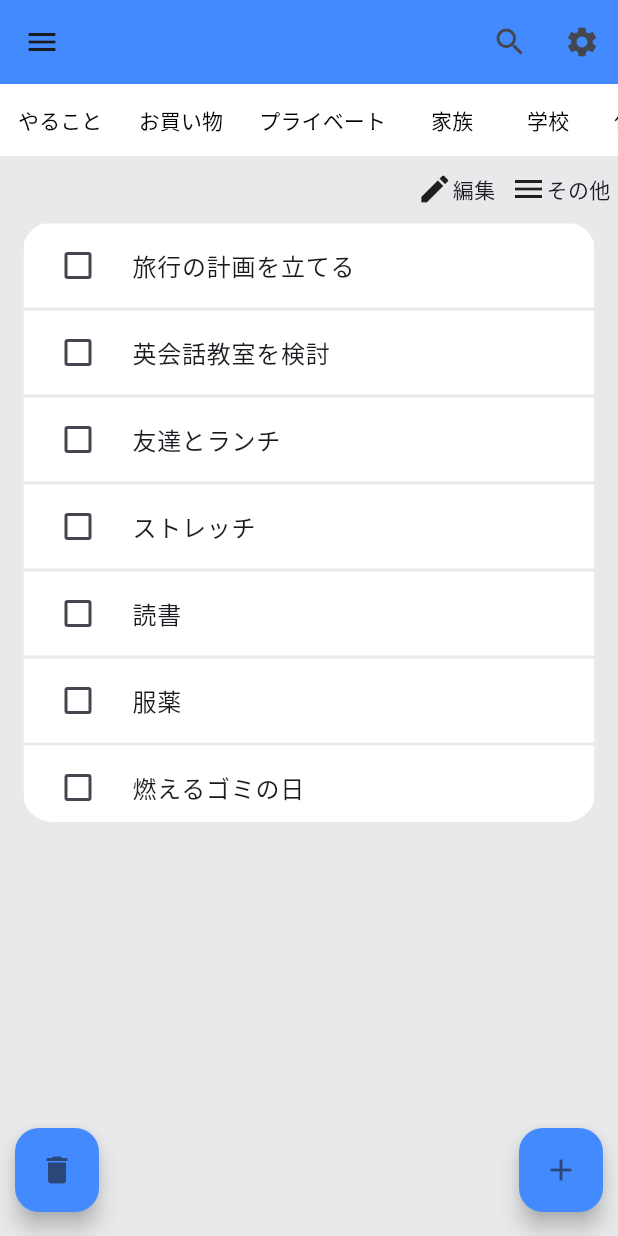
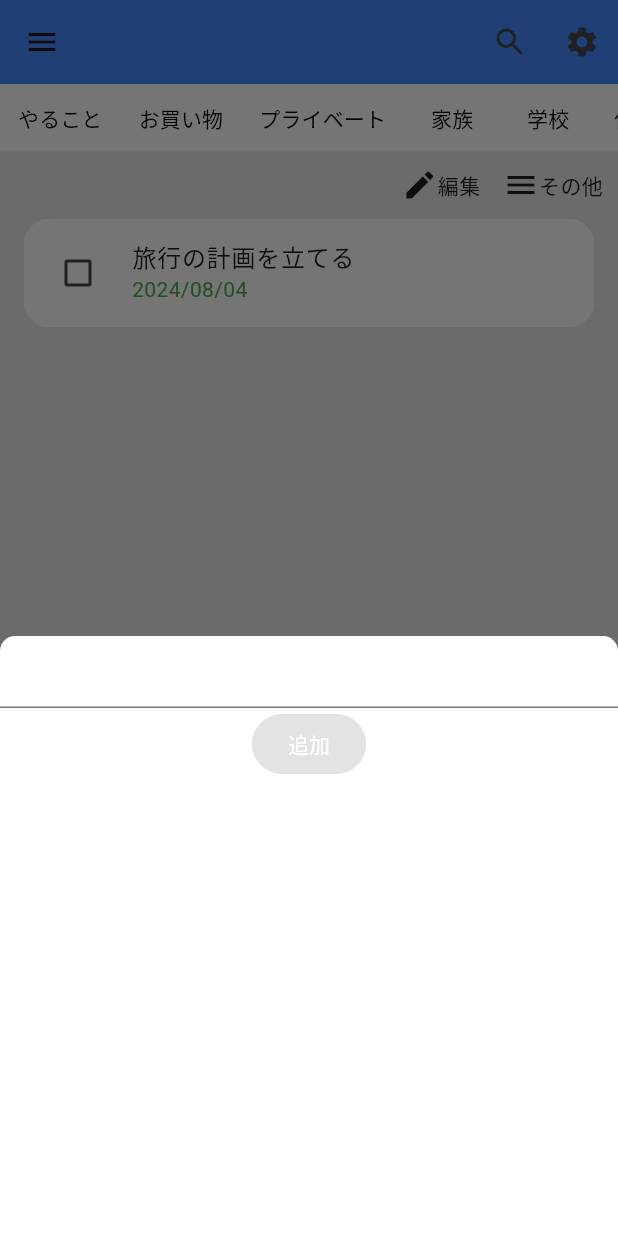
Before and after one commit to sebayashi-tomoya/demo_todo_app, a Flutter app: the screen it shows after launch, after a tap on the "add" icon, on a phone screen of 412 x 824 dp. Run offline on Flutter 3.47's test engine with Material 3 defaults, Android fonts, the light colour scheme and no system bars; our stand-ins replace flutter_riverpod, freezed_annotation, riverpod_annotation; generated files the repository leaves out were written again.

Commit message:
【08/04作業分】Todoの追加まで（テキストの入力のみ、日付入力未）、削除機能も未着手

```diff
--- /dev/null
+++ b/lib/application/state/input_text_notifier.dart
@@ -0,0 +1,27 @@
+import 'package:riverpod_annotation/riverpod_annotation.dart';
+part 'input_text_notifier.g.dart';
+
+@riverpod
+class InputTextNotifier extends _$InputTextNotifier {
+  @override
+  String build() {
+    // データ破棄時は空欄に
+    ref.onDispose((){deleteAll();});
+
+    // 最初のデータ
+    return "";
+  }
+
+  // データを変更する関数
+  void updateState(String inputText) {
+    // 変更後のデータ
+    final newState = inputText;
+    // データを上書き
+    state = newState;
+  }
+
+  // 入力欄を空欄に
+  void deleteAll(){
+    state = "";
+  }
+}
--- /dev/null
+++ b/lib/application/state/todos_notifier.dart
@@ -0,0 +1,37 @@
+import 'package:demo_todo_app/domain/types/todoItem.dart';
+import 'package:riverpod_annotation/riverpod_annotation.dart';
+part 'todos_notifier.g.dart';
+
+@riverpod
+class TodosNotifier extends _$TodosNotifier {
+  @override
+  List<TodoItem> build() {
+    // 最初のデータ
+    return [
+      TodoItem(todo: "旅行の計画を立てる", executionDate: DateTime.now(), done: false),
+      // TodoItem(todo: "英会話教室を検討", executionDate: DateTime.now(), done: false),
+      // TodoItem(todo: "友達とランチ", executionDate: DateTime.now(), done: false),
+      // TodoItem(todo: "ストレッチ", executionDate: DateTime.now(), done: false),
+      // TodoItem(todo: "読書", executionDate: DateTime.now(), done: false),
+      // TodoItem(todo: "服薬", executionDate: DateTime.now(), done: false),
+      // TodoItem(todo: "燃えるゴミの日", executionDate: DateTime.now(), done: false),
+      // TodoItem(todo: "旅行の計画を立てる", executionDate: DateTime.now(), done: false),
+      // TodoItem(todo: "英会話教室を検討", executionDate: DateTime.now(), done: false),
+      // TodoItem(todo: "友達とランチ", executionDate: DateTime.now(), done: false),
+      // TodoItem(todo: "ストレッチ", executionDate: DateTime.now(), done: false),
+      // TodoItem(todo: "読書", executionDate: DateTime.now(), done: false),
+      // TodoItem(todo: "服薬", executionDate: DateTime.now(), done: false),
+      // TodoItem(todo: "燃えるゴミの日", executionDate: DateTime.now(), done: false),
+    ];
+  }
+
+  // データを変更する関数
+  void updateState(TodoItem model) {
+    // 変更前のデータ
+    final oldState = state;
+    // 変更後のデータ
+    final newState = [...oldState, model];
+    // データを上書き
+    state = newState;
+  }
+}
--- /dev/null
+++ b/lib/application/usecases/todo_group_usecase.dart
@@ -0,0 +1,17 @@
+import 'package:demo_todo_app/presentation/widgets/todo_group.dart';
+
+class TodoGroupUsecase {
+
+  /// 単一のTodoGroupリストの作成
+  static List<TodoGroup> createTodoGroupList(List<String> groupNames) {
+      final todoGroupList = <TodoGroup>[];
+
+      for (var element in groupNames) {
+        todoGroupList.add(
+          TodoGroup(groupName: element)
+        );
+      }
+
+      return todoGroupList;
+    }
+}
--- /dev/null
+++ b/lib/application/usecases/todo_usecase.dart
@@ -0,0 +1,30 @@
+import 'package:demo_todo_app/application/state/todos_notifier.dart';
+import 'package:demo_todo_app/domain/types/todoItem.dart';
+import 'package:demo_todo_app/presentation/widgets/todo.dart';
+import 'package:flutter_riverpod/flutter_riverpod.dart';
+import 'package:intl/intl.dart';
+
+class TodoUsecase {
+
+  /// 単一のTodo作成
+  static Todo createTodo(TodoItem model) {
+    return Todo(
+      todo: model.todo,
+      executionDate: DateFormat('yyyy/MM/dd').format(model.executionDate),
+      done: model.done
+    );
+  }
+
+  /// Todoのリスト作成
+  static List<Todo> createTodoList(List<TodoItem> models) {
+    return models.map((item) => TodoUsecase.createTodo(item)).toList();
+  }
+
+  static TodoItem toModel(String todo, DateTime executionDate, bool done) {
+    return TodoItem(
+      todo: todo,
+      executionDate: executionDate,
+      done: done
+    );
+  }
+}
--- /dev/null
+++ b/lib/presentation/pages/add_todo_bottom_sheet.dart
@@ -0,0 +1,31 @@
+import 'package:demo_todo_app/presentation/theme/app_colors.dart';
+import 'package:demo_todo_app/presentation/theme/app_size.dart';
+import 'package:demo_todo_app/presentation/widgets/add_close_button.dart';
+import 'package:demo_todo_app/presentation/widgets/input_todo_text.dart';
+import 'package:flutter/material.dart';
+
+class AddTodoBottomSheet extends StatelessWidget {
+  const AddTodoBottomSheet({super.key});
+
+  @override
+  Widget build(BuildContext context) {
+    return Container(
+      height: AppSize.bottomSheetHeight,
+      decoration: const BoxDecoration(
+        color: AppColors.white,
+        borderRadius: BorderRadius.only(
+          topLeft: Radius.circular(10),
+          topRight: Radius.circular(10),
+        ),
+      ),
+      child: const Center(
+        child: Column(
+          children: [
+            InputTodoText(),
+            AddCloseButton(),
+          ],
+        )
+      ),
+    );
+  }
+}
--- a/lib/presentation/pages/main_page.dart
+++ /dev/null
@@ -1,142 +0,0 @@
-import 'package:demo_todo_app/domain/types/todoItem.dart';
-import 'package:demo_todo_app/presentation/pages/side_menu.dart';
-import 'package:demo_todo_app/presentation/widgets/search_button.dart';
-import 'package:demo_todo_app/presentation/widgets/settings_button.dart';
-import 'package:demo_todo_app/presentation/widgets/todo.dart';
-import 'package:demo_todo_app/presentation/widgets/todo_edit.dart';
-import 'package:demo_todo_app/presentation/widgets/todo_group.dart';
-import 'package:demo_todo_app/presentation/widgets/todo_others.dart';
-import 'package:flutter/material.dart';
-import '../theme/app_colors.dart';
-
-/// メイン画面
-class MainPage extends StatelessWidget {
-  const MainPage({super.key});
-
-  @override
-  Widget build(BuildContext context) {
-    // テスト用Todoリスト
-    final testTodoList = [
-      TodoItem(todo: "旅行の計画を立てる", executionDate: DateTime.now(), done: false),
-      TodoItem(todo: "英会話教室を検討", executionDate: DateTime.now(), done: false),
-      TodoItem(todo: "友達とランチ", executionDate: DateTime.now(), done: false),
-      TodoItem(todo: "ストレッチ", executionDate: DateTime.now(), done: false),
-      TodoItem(todo: "読書", executionDate: DateTime.now(), done: false),
-      TodoItem(todo: "服薬", executionDate: DateTime.now(), done: false),
-      TodoItem(todo: "燃えるゴミの日", executionDate: DateTime.now(), done: false),
-    ];
-
-    final testTodoGroupList = [
-      "やること",
-      "お買い物",
-      "プライベート",
-      "家族",
-      "学校",
-      "使い方",
-    ];
-
-    Widget createTodo(TodoItem model) {
-      return Todo(
-        todo: model.todo,
-        done: model.done
-      );
-    }
-
-    final todoList = ListView.builder(
-      itemCount: testTodoList.length,
-      itemBuilder: (c, i) => createTodo(testTodoList[i]),
-    );
-
-    List<TodoGroup> createTodoGroupList() {
-      final todoGroupList = <TodoGroup>[];
-
-      for (var element in testTodoGroupList) {
-        todoGroupList.add(
-          TodoGroup(groupName: element)
-        );
-      }
-
-      return todoGroupList;
-    }
-
-    return Scaffold(
-      backgroundColor: AppColors.mainBackground,
-
-      // 画面上部
-      drawer: const SideMenu(),
-      appBar:AppBar(
-        actions: const [
-          SerchButton(),
-          SettingsButton(),
-        ],
-        backgroundColor: AppColors.main,
-      ),
-
-      // 画面中部
-      body: Column(
-        children: [
-          // グループ欄（横スクロール）
-          Container(
-            color: Colors.white,
-            child: SingleChildScrollView(
-              scrollDirection: Axis.horizontal,
-              child: Row(
-                children: createTodoGroupList(),
-              ),
-            ),
-          ),
-
-          const Padding(
-            padding: EdgeInsets.only(top: 10, bottom: 10, right: 5),
-            child: Row(
-              mainAxisAlignment: MainAxisAlignment.end,
-              children: [
-                TodoEdit(),
-                SizedBox(width: 10),
-                TodoOthers(),
-              ],
-            ),
-          ),
-
-          // Todo一覧
-          Padding(
-            padding: const EdgeInsets.symmetric(horizontal: 15),
-            child: Container(
-              decoration: BoxDecoration(
-                color: Colors.white,
-                borderRadius: BorderRadius.circular(20), // 角を丸くする
-              ),
-              height: 400,
-              child: todoList
-            ),
-          )
-        ],
-      ),
-
-      // 画面下部ボタン（スワイプ時も固定）
-      floatingActionButtonLocation: FloatingActionButtonLocation.centerFloat,
-      floatingActionButton: Padding(
-        // 左右にpadding
-        padding: const EdgeInsets.symmetric(horizontal: 10),
-        child: Row(
-          mainAxisAlignment: MainAxisAlignment.spaceBetween,
-          children: [
-            // ゴミ箱ボタン
-            FloatingActionButton(
-              onPressed: () {},
-              backgroundColor: AppColors.main,
-              child: const Icon(Icons.delete),
-            ),
-
-            // 追加ボタン
-            FloatingActionButton(
-              onPressed: () {},
-              backgroundColor: AppColors.main,
-              child: const Icon(Icons.add),
-            ),
-          ],
-        ),
-      ),
-    );
-  }
-}
--- /dev/null
+++ b/lib/presentation/pages/main_page/main_page.dart
@@ -0,0 +1,130 @@
+import 'package:demo_todo_app/application/state/todos_notifier.dart';
+import 'package:demo_todo_app/application/usecases/todo_group_usecase.dart';
+import 'package:demo_todo_app/application/usecases/todo_usecase.dart';
+import 'package:demo_todo_app/domain/types/todoItem.dart';
+import 'package:demo_todo_app/presentation/pages/add_todo_bottom_sheet.dart';
+import 'package:demo_todo_app/presentation/pages/main_page/todo_list.dart';
+import 'package:demo_todo_app/presentation/pages/side_menu.dart';
+import 'package:demo_todo_app/presentation/theme/app_size.dart';
+import 'package:demo_todo_app/presentation/widgets/search_button.dart';
+import 'package:demo_todo_app/presentation/widgets/settings_button.dart';
+import 'package:demo_todo_app/presentation/widgets/todo_edit.dart';
+import 'package:demo_todo_app/presentation/widgets/todo_others.dart';
+import 'package:flutter/material.dart';
+import 'package:flutter_riverpod/flutter_riverpod.dart';
+import '../../theme/app_colors.dart';
+
+/// メイン画面
+class MainPage extends ConsumerWidget {
+  const MainPage({super.key});
+
+  @override
+  Widget build(BuildContext context, WidgetRef ref) {
+
+    final testTodoGroupList = [
+      "やること",
+      "お買い物",
+      "プライベート",
+      "家族",
+      "学校",
+      "使い方",
+    ];
+
+    return Scaffold(
+      backgroundColor: AppColors.mainBackground,
+
+      // 画面上部
+      drawer: const SideMenu(),
+      appBar:AppBar(
+        actions: const [
+          SerchButton(),
+          SettingsButton(),
+        ],
+        backgroundColor: AppColors.main,
+      ),
+
+      // 画面中部
+      body: Column(
+        children: [
+          // グループ欄（横スクロール）
+          Container(
+            height: AppSize.todoGroupHeight,
+            color: Colors.white,
+            child: SingleChildScrollView(
+              scrollDirection: Axis.horizontal,
+              child: Row(
+                children: TodoGroupUsecase.createTodoGroupList(testTodoGroupList),
+              ),
+            ),
+          ),
+
+          // スクロール部分
+          const Expanded(
+            child: SingleChildScrollView(
+              child: Column(
+                children: [
+                  // 編集、その他
+                  Padding(
+                    padding: EdgeInsets.all(10),
+                    child: Row(
+                      mainAxisAlignment: MainAxisAlignment.end,
+                      children: [
+                        TodoEdit(),
+                        SizedBox(width: 15),
+                        TodoOthers(),
+                      ],
+                    ),
+                  ),
+
+                  // Todo一覧
+                  Padding(
+                    padding: EdgeInsets.symmetric(horizontal: 15),
+                    child: TodoList(),
+                  ),
+                ],
+              ),
+            ),
+          ),
+        ],
+      ),
+
+      // 画面下部ボタン（スワイプ時も固定）
+      floatingActionButtonLocation: FloatingActionButtonLocation.centerFloat,
+      floatingActionButton: Padding(
+        // 左右にpadding
+        padding: const EdgeInsets.symmetric(horizontal: 10),
+        child: Row(
+          mainAxisAlignment: MainAxisAlignment.spaceBetween,
+          children: [
+            // ゴミ箱ボタン
+            FloatingActionButton(
+              onPressed: () {},
+              backgroundColor: AppColors.white,
+              child: const Icon(
+                Icons.delete,
+                color: AppColors.main,
+              ),
+            ),
+
+            // 追加ボタン
+            FloatingActionButton(
+              onPressed: () {
+                showModalBottomSheet(
+                  context: context,
+                  builder: (BuildContext context){
+                    return const AddTodoBottomSheet();
+                  },
+                );
+              },
+              backgroundColor: AppColors.main,
+              child: const Icon(
+                Icons.add,
+                color: AppColors.white,
+              ),
+            ),
+          ],
+        ),
+      ),
+    );
+  }
+}
--- /dev/null
+++ b/lib/presentation/pages/main_page/todo_list.dart
@@ -0,0 +1,25 @@
+import 'package:demo_todo_app/application/state/todos_notifier.dart';
+import 'package:demo_todo_app/application/usecases/todo_usecase.dart';
+import 'package:demo_todo_app/presentation/theme/app_colors.dart';
+import 'package:flutter/material.dart';
+import 'package:flutter_riverpod/flutter_riverpod.dart';
+
+class TodoList extends ConsumerWidget {
+  const TodoList({super.key});
+
+  @override
+  Widget build(BuildContext context, WidgetRef ref) {
+    final todos = ref.watch(todosNotifierProvider);
+
+    return Container(
+      decoration: BoxDecoration(
+        color: AppColors.white,
+        borderRadius: BorderRadius.circular(20), // 角を丸くする
+      ),
+      child: Column(
+        mainAxisSize: MainAxisSize.min, // 子ウィジェットの最小サイズに合わせる
+        children: TodoUsecase.createTodoList(todos)
+      )
+    );
+  }
+}
--- a/lib/presentation/router/demo_todo_app.dart
+++ b/lib/presentation/router/demo_todo_app.dart
@@ -1,5 +1,5 @@
 // ignore_for_file: file_names
-import 'package:demo_todo_app/presentation/pages/main_page.dart';
+import 'package:demo_todo_app/presentation/pages/main_page/main_page.dart';
 import 'package:demo_todo_app/presentation/theme/app_colors.dart';
 import 'package:flutter/material.dart';
 
--- a/lib/presentation/theme/app_colors.dart
+++ b/lib/presentation/theme/app_colors.dart
@@ -5,4 +5,5 @@ class AppColors {
   static const main = Colors.blueAccent;
   static const mainBackground = Color.fromARGB(255, 231, 233, 234);
   static const green = Colors.green;
+  static const white = Colors.white;
 }
--- /dev/null
+++ b/lib/presentation/theme/app_size.dart
@@ -0,0 +1,5 @@
+
+class AppSize {
+  static double todoGroupHeight = 45;
+  static double bottomSheetHeight = 400;
+}
--- /dev/null
+++ b/lib/presentation/widgets/add_close_button.dart
@@ -0,0 +1,41 @@
+import 'package:demo_todo_app/application/state/input_text_notifier.dart';
+import 'package:demo_todo_app/application/state/todos_notifier.dart';
+import 'package:demo_todo_app/application/usecases/todo_usecase.dart';
+import 'package:demo_todo_app/presentation/theme/app_colors.dart';
+import 'package:flutter/material.dart';
+import 'package:flutter_riverpod/flutter_riverpod.dart';
+
+class AddCloseButton extends ConsumerWidget {
+  const AddCloseButton({super.key});
+
+  bool isEmptyText(String inputText) {
+    if (inputText == "") return true;
+    return false;
+  }
+
+  @override
+  Widget build(BuildContext context, WidgetRef ref) {
+    /// 入力欄のテキスト
+    final inputText = ref.watch(inputTextNotifierProvider);
+
+    return ElevatedButton(
+      onPressed: isEmptyText(inputText) ? null:(){
+        // 入力内容をモデルに変更
+        final model = TodoUsecase.toModel(inputText, DateTime.now(), false);
+        // Todoリストに追加
+        final todosNotifire = ref.read(todosNotifierProvider.notifier);
+        todosNotifire.updateState(model);
+        // Text入力欄を空欄にする
+        final textNotifire = ref.read(inputTextNotifierProvider.notifier);
+        textNotifire.deleteAll();
+      },
+      style: ElevatedButton.styleFrom(
+        backgroundColor: AppColors.main,
+      ),
+      child: const Text(
+        "追加",
+        style: TextStyle(color: AppColors.white),
+      ),
+    );
+  }
+}
--- /dev/null
+++ b/lib/presentation/widgets/input_todo_text.dart
@@ -0,0 +1,19 @@
+import 'package:demo_todo_app/application/state/input_text_notifier.dart';
+import 'package:flutter/material.dart';
+import 'package:flutter_riverpod/flutter_riverpod.dart';
+
+class InputTodoText extends ConsumerWidget {
+  const InputTodoText({super.key});
+
+  @override
+  Widget build(BuildContext context, WidgetRef ref) {
+    final text = ref.watch(inputTextNotifierProvider);
+
+    return TextField(
+      onChanged: (value){
+        final notifier = ref.read(inputTextNotifierProvider.notifier);
+        notifier.updateState(value);
+      },
+    );
+  }
+}
--- a/lib/presentation/widgets/todo.dart
+++ b/lib/presentation/widgets/todo.dart
@@ -4,11 +4,13 @@ import 'package:flutter/material.dart';
 /// Todoアイテム
 class Todo extends StatelessWidget {
   final String todo;
+  final String executionDate;
   final bool done;
 
   const Todo({
     super.key,
     required this.todo,
+    required this.executionDate,
     required this.done,
   });
 
@@ -22,6 +24,10 @@ class Todo extends StatelessWidget {
         onChanged: (value) => (){},
         value: done,
         title: Text(todo),
+        subtitle: Text(
+          executionDate,
+          style: const TextStyle(color: AppColors.green),
+          ),
         controlAffinity: ListTileControlAffinity.leading, // チェックボックスを左に配置
       ),
     );
--- a/pubspec.yaml
+++ b/pubspec.yaml
@@ -12,11 +12,12 @@ dependencies:
   freezed_annotation:
   flutter:
     sdk: flutter
-
-  cupertino_icons: ^1.0.6
+  intl: ^0.17.0
+  riverpod_annotation: ^2.3.5
 
 dev_dependencies:
   freezed:
+  riverpod_generator:
   build_runner:
   flutter_test:
     sdk: flutter
```
Also changed, not shown: lib/application/state/input_text_notifier.g.dart (added), lib/application/state/todos_notifier.g.dart (added), pubspec.lock.
